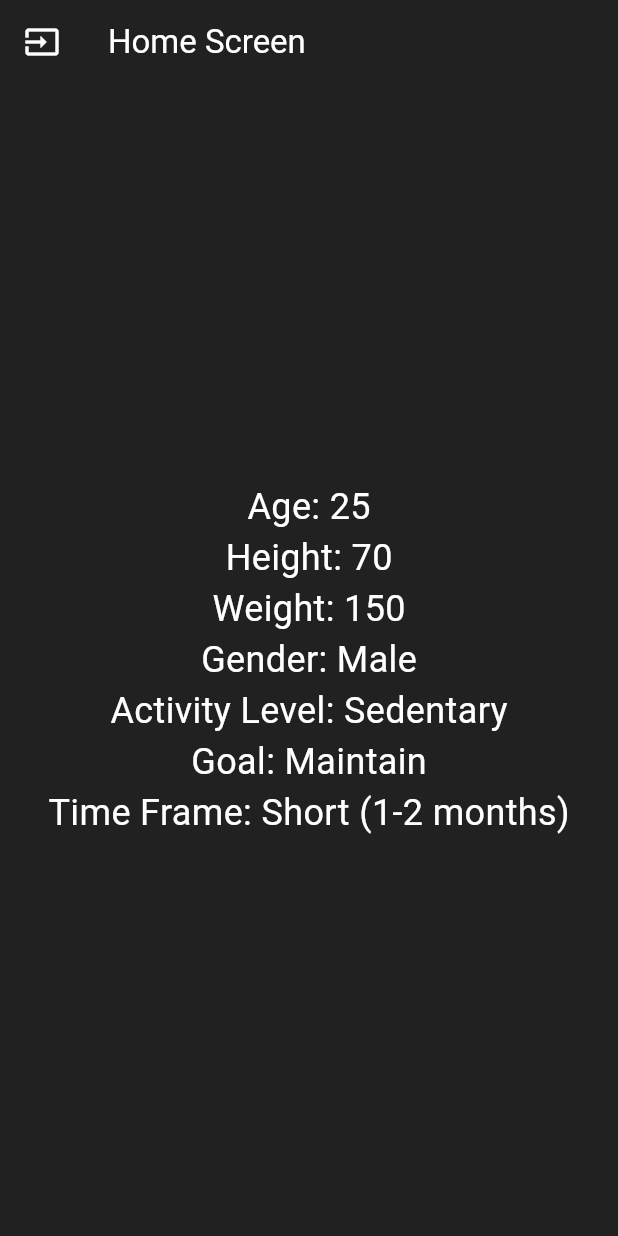
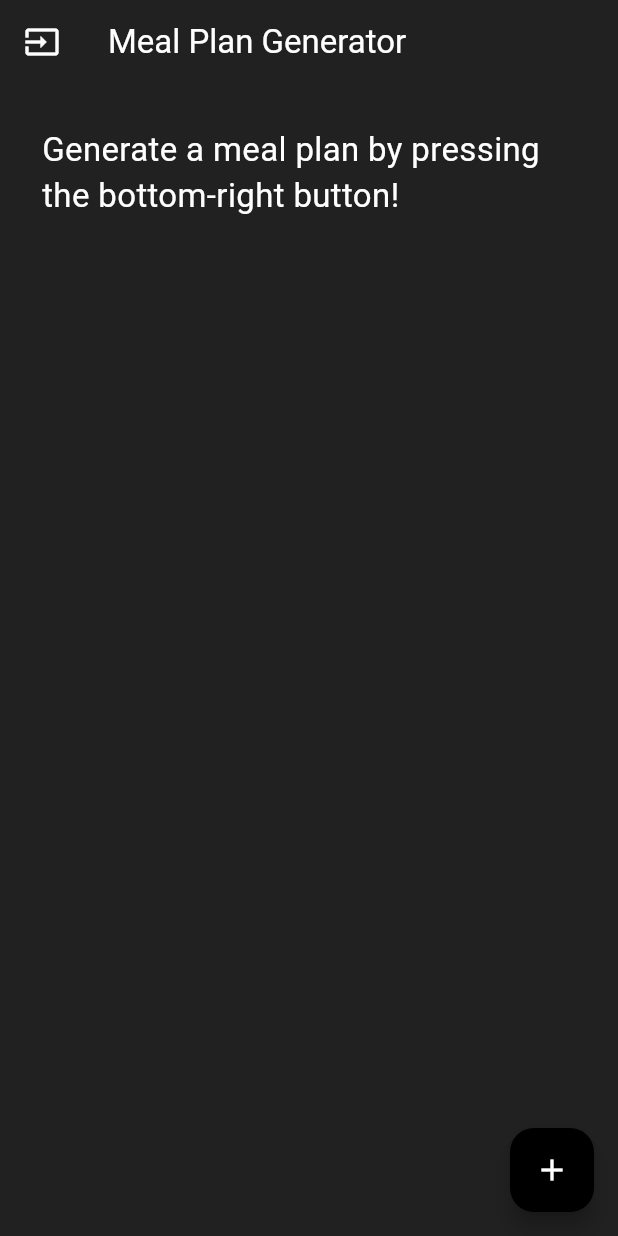
Before and after one commit to dumrich/MacroMate, a Flutter app: the screen it shows after launch, on a phone screen of 412 x 824 dp. Run offline on Flutter 3.47's test engine with Material 3 defaults, Android fonts, the light colour scheme and no system bars.

Commit message:
Implement http post requests and chatbots

```diff
--- a/app/macromate/lib/main.dart
+++ b/app/macromate/lib/main.dart
@@ -60,7 +60,7 @@
       ),
       initialRoute: '/',
       routes: {
-        '/': (context) => const ChatbotScreen(),
+        '/': (context) => ChatbotScreen(),
         '/user_input': (context) => const UserInputScreen(),
       },
     );
--- a/app/macromate/lib/screens/chatbot_screen.dart
+++ b/app/macromate/lib/screens/chatbot_screen.dart
@@ -1,9 +1,18 @@
 import 'package:flutter/material.dart';
 import 'package:provider/provider.dart';
+import 'package:http/http.dart' as http;
+import 'dart:convert';
 import '../models/user_input_state.dart';
 
-class ChatbotScreen extends StatelessWidget {
+class ChatbotScreen extends StatefulWidget {
   const ChatbotScreen({super.key});
+
+  @override
+  State<ChatbotScreen> createState() => _ChatbotScreenState();
+}
+
+class _ChatbotScreenState extends State<ChatbotScreen> {
+  var result = 'Generate a meal plan by pressing the bottom-right button!';
 
   @override
   Widget build(BuildContext context) {
@@ -11,7 +20,7 @@ class ChatbotScreen extends StatelessWidget {
 
     return Scaffold(
       appBar: AppBar(
-        title: const Text('Home Screen'),
+        title: const Text('Meal Plan Generator'),
         leading: IconButton(
           icon: const Icon(Icons.input),
           onPressed: () {
@@ -19,42 +28,64 @@ class ChatbotScreen extends StatelessWidget {
           },
         ),
       ),
-      body: Center(
-        child: Column(
-          mainAxisAlignment: MainAxisAlignment.center,
-          crossAxisAlignment: CrossAxisAlignment.center,
-          children: [
-            Text(
-              'Age: ${userInputState.age.toInt()}',
-              style: const TextStyle(fontSize: 24),
-            ),
-            Text(
-              'Height: ${userInputState.height.toInt()}',
-              style: const TextStyle(fontSize: 24),
-            ),
-            Text(
-              'Weight: ${userInputState.weight.toInt()}',
-              style: const TextStyle(fontSize: 24),
-            ),
-            Text(
-              'Gender: ${userInputState.selectedGender}',
-              style: const TextStyle(fontSize: 24),
-            ),
-            Text(
-              'Activity Level: ${userInputState.selectedActivityLevel}',
-              style: const TextStyle(fontSize: 24),
-            ),
-            Text(
-              'Goal: ${userInputState.selectedGoal}',
-              style: const TextStyle(fontSize: 24),
-            ),
-            Text(
-              'Time Frame: ${userInputState.selectedTimeFrame}',
-              style: const TextStyle(fontSize: 24),
-            ),
-          ],
-        ),
+      floatingActionButton: FloatingActionButton(
+        child: const Icon(Icons.add),
+        onPressed: () async {
+          var postResult = 'Loading your personalized meal plan...';
+
+          postResult = await makePostRequest(userInputState);
+
+          setState(() {
+            result = postResult;
+          });
+        }
+      ),
+      body: ListView(
+        padding: const EdgeInsets.all(28.0),
+        children: [
+          Text(
+            result,  // Display the huge multiline text here
+            style: const TextStyle(fontSize: 22),  // Adjust font size if needed
+          ),
+        ],
       ),
     );
   }
+
+  Future<String> makePostRequest(UserInputState userInputState) async {
+    // The URL you are sending the POST request to
+    const String url = 'http://104.39.68.161:8000/app_query/';
+
+    // The data you want to send in the request body
+    Map<String, dynamic> requestBody = userInputState.calculateMacronutrients();
+
+    try {
+      // Make the POST request
+      final http.Response response = await http.post(
+        Uri.parse(url),
+        headers: {
+          'Content-Type': 'application/json',  // Specify that the request body is JSON
+        },
+        body: jsonEncode(requestBody),  // Encode the map as JSON
+      );
+
+      // Check if the request was successful (status code 200-299)
+      if (response.statusCode == 200) {
+        Map<String, dynamic> responseData = jsonDecode(response.body);
+
+        // Check if "response" key exists and return its value
+        if (responseData.containsKey('response')) {
+          return responseData['response'];  // Return the value of the "response" key
+        } else {
+          return 'Response key not found in the response';
+        }
+      } else {
+        // If the request failed
+        return 'Failed with status code: ${response.statusCode}';
+      }
+    } catch (error) {
+      // Handle any errors that occur during the request
+      return 'Error: $error';
+    }
+  }
 }
--- a/app/macromate/pubspec.yaml
+++ b/app/macromate/pubspec.yaml
@@ -31,6 +31,7 @@ dependencies:
   flutter:
     sdk: flutter
 
+  http: ^1.2.2
   provider: ^6.0.5
 
   # The following adds the Cupertino Icons font to your application.
```
Also changed, not shown: app/macromate/lib/models/user_input_state.dart (+6 -5 lines), app/macromate/pubspec.lock.
